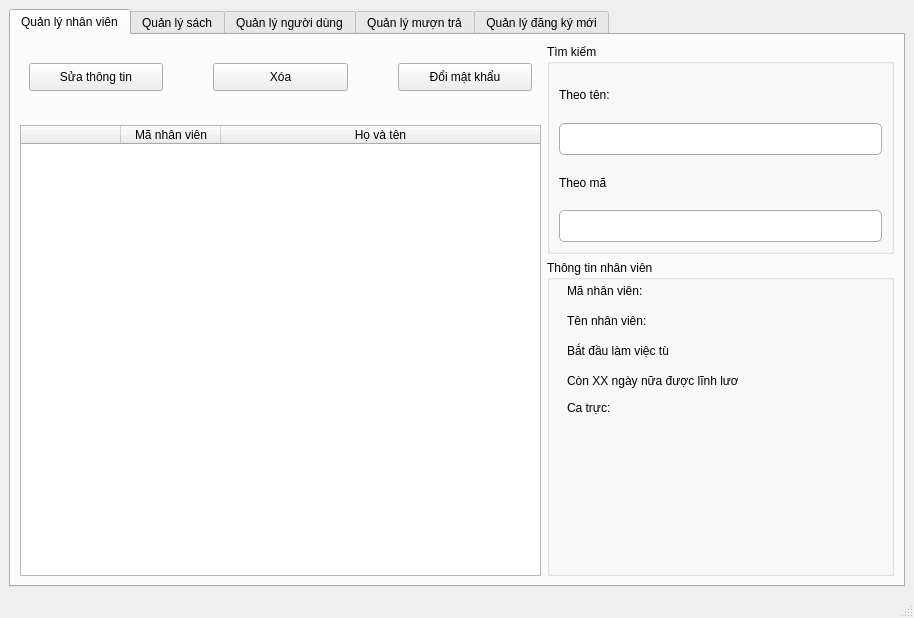
duydvu/Library, file admin.ui: the form before one commit.
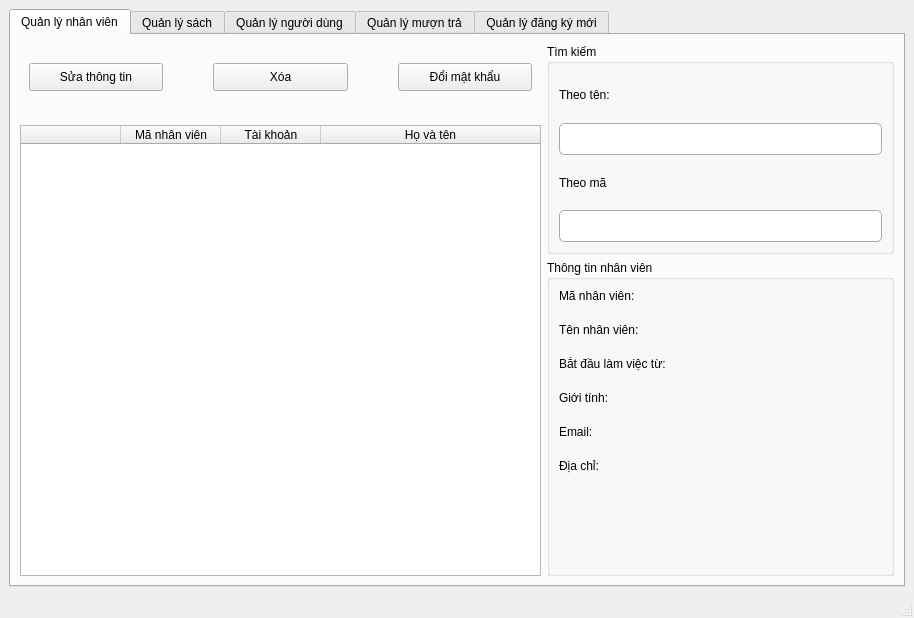
The form after the commit. The open tabs and pages were chosen to show the change.

Diff of the .ui file:
```diff
--- a/admin.ui
+++ b/admin.ui
@@ -90,6 +90,11 @@
               <string>Mã nhân viên</string>
              </property>
             </column>
+            <column>
+             <property name="text">
+              <string>Tài khoản</string>
+             </property>
+            </column>
             <column>
              <property name="text">
               <string>Họ và tên</string>
@@ -147,71 +152,98 @@
             <property name="title">
              <string>Thông tin nhân viên</string>
             </property>
+            <layout class="QFormLayout" name="formLayout">
+             <property name="horizontalSpacing">
+              <number>6</number>
+             </property>
+             <property name="verticalSpacing">
+              <number>20</number>
+             </property>
+             <item row="0" column="0">
             <widget class="QLabel" name="staffID">
-             <property name="geometry">
-              <rect>
-               <x>20</x>
-               <y>20</y>
-               <width>81</width>
-               <height>21</height>
-              </rect>
-             </property>
              <property name="text">
               <string>Mã nhân viên:</string>
              </property>
             </widget>
+             </item>
+             <item row="0" column="1">
+              <widget class="QLabel" name="s_id">
+               <property name="text">
+                <string/>
+               </property>
+              </widget>
+             </item>
+             <item row="1" column="0">
             <widget class="QLabel" name="staffName">
-             <property name="geometry">
-              <rect>
-               <x>20</x>
-               <y>50</y>
-               <width>81</width>
-               <height>21</height>
-              </rect>
-             </property>
              <property name="text">
               <string>Tên nhân viên:</string>
              </property>
             </widget>
+             </item>
+             <item row="1" column="1">
+              <widget class="QLabel" name="s_name">
+               <property name="text">
+                <string/>
+               </property>
+              </widget>
+             </item>
+             <item row="2" column="0">
             <widget class="QLabel" name="startDate">
-             <property name="geometry">
-              <rect>
-               <x>20</x>
-               <y>80</y>
-               <width>101</width>
-               <height>21</height>
-              </rect>
-             </property>
              <property name="text">
               <string>Bắt đầu làm việc từ:</string>
              </property>
             </widget>
-            <widget class="QLabel" name="payDate">
-             <property name="geometry">
-              <rect>
-               <x>20</x>
-               <y>110</y>
-               <width>171</width>
-               <height>21</height>
-              </rect>
-             </property>
+             </item>
+             <item row="2" column="1">
+              <widget class="QLabel" name="s_DoP">
              <property name="text">
-              <string>Còn XX ngày nữa được lĩnh lương</string>
-             </property>
-            </widget>
+                <string/>
+               </property>
+              </widget>
+             </item>
+             <item row="3" column="0">
             <widget class="QLabel" name="label_7">
-             <property name="geometry">
-              <rect>
-               <x>20</x>
-               <y>140</y>
-               <width>47</width>
-               <height>16</height>
-              </rect>
-             </property>
+               <property name="text">
+                <string>Giới tính: </string>
+               </property>
+              </widget>
+             </item>
+             <item row="3" column="1">
+              <widget class="QLabel" name="s_sex">
              <property name="text">
-              <string>Ca trực:</string>
-             </property>
-            </widget>
+                <string/>
+               </property>
+              </widget>
+             </item>
+             <item row="4" column="0">
+              <widget class="QLabel" name="label_8">
+               <property name="text">
+                <string>Email:</string>
+               </property>
+              </widget>
+             </item>
+             <item row="4" column="1">
+              <widget class="QLabel" name="s_email">
+               <property name="text">
+                <string/>
+               </property>
+              </widget>
+             </item>
+             <item row="5" column="0">
+              <widget class="QLabel" name="label_9">
+               <property name="text">
+                <string>Địa chỉ:</string>
+               </property>
+              </widget>
+             </item>
+             <item row="5" column="1">
+              <widget class="QLabel" name="s_add">
+               <property name="text">
+                <string/>
+               </property>
+              </widget>
+             </item>
+            </layout>
            </widget>
           </item>
          </layout>
```
Left out of the diff: 25 changed lines with no effect on the pictures. Lines whose indentation alone changed are shown as unchanged.
